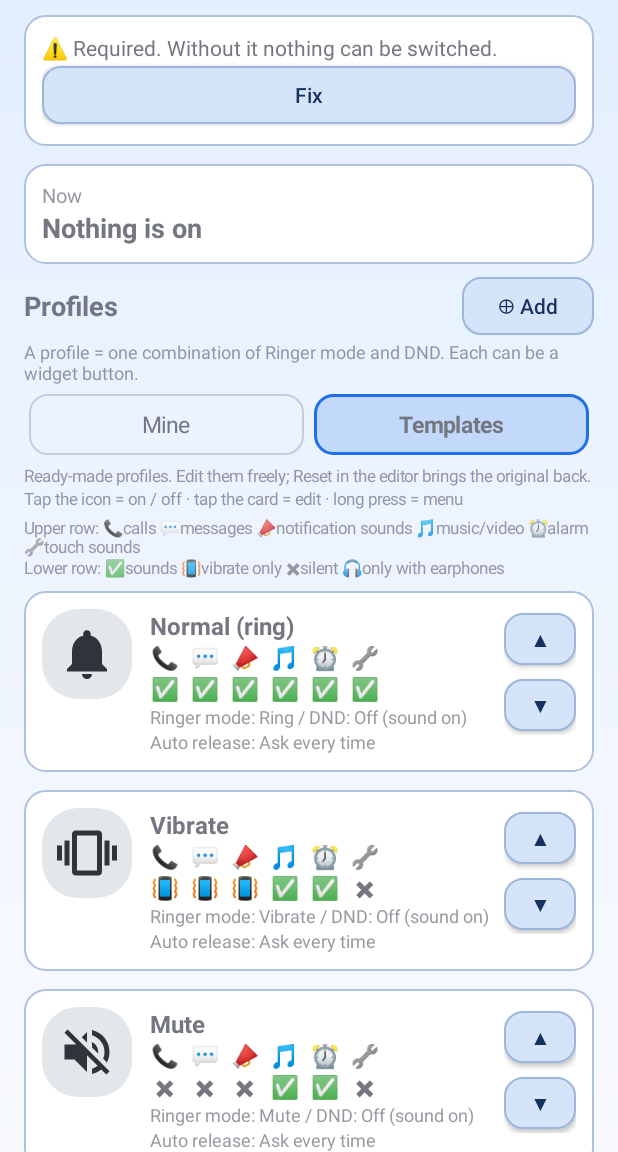
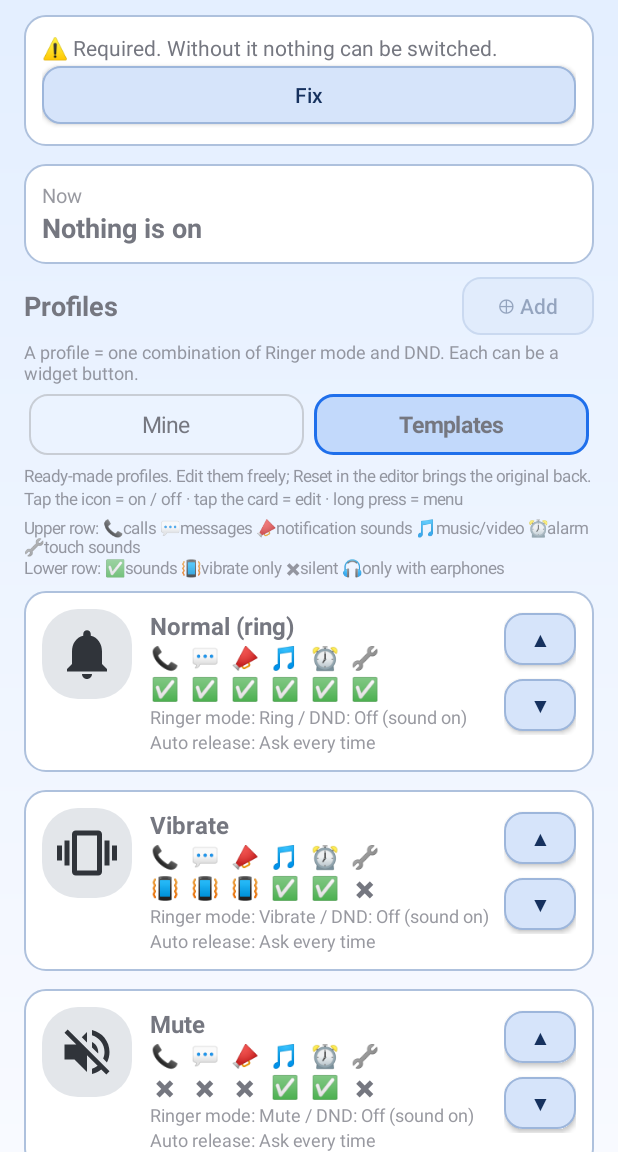
Before and after one commit to ghghuser/CorrectModeWidget, an Android app: the screen it shows after launch (MainActivity), after a tap on "Templates", on a phone screen of 412 x 824 dp, the part 84-1236 px from its top. Run offline under Robolectric (Android 15) with nearby library versions, the phone set to English and light mode, and no system bars.

Commit message:
Fix: add button greyed on templates tab (#13)
Co-authored-by: Claude <noreply@anthropic.com>

```diff
--- a/app/src/main/java/io/github/ghghuser/correctmode/MainActivity.kt
+++ b/app/src/main/java/io/github/ghghuser/correctmode/MainActivity.kt
@@ -120,8 +120,12 @@ class MainActivity : Activity() {
     private fun addProfiles() {
         val head = Ui.hbox(this)
         head.addView(Ui.text(this, s(R.string.profiles_title), 18f, bold = true), Ui.lp(0, weight = 1f))
-        // the templates tab is read-only: new profiles always go to the left tab, so the button is greyed there
-        head.addView(Ui.button(this, s(R.string.add)) { chooseHowToAdd() }.apply { isEnabled = tab != 1 })
+        // the templates tab is read-only: new profiles always go to the left tab, so the button is greyed there.
+        // The app button background / text colour have no disabled state, so the grey look is set by alpha (same 0.4 as the wizard).
+        head.addView(Ui.button(this, s(R.string.add)) { chooseHowToAdd() }.apply {
+            isEnabled = tab != 1
+            alpha = if (isEnabled) 1f else 0.4f
+        })
         content.addView(head)
         content.addView(Ui.text(this, s(R.string.profiles_hint), 12f, secondary = true))
 
```
